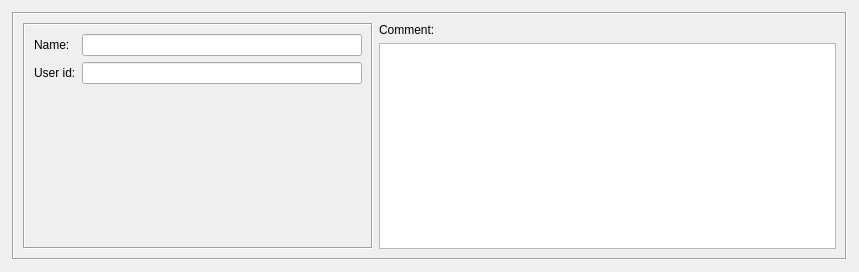
Before: the Qt Designer form src/libgui/userdialog_q.ui in fwbuilder/fwbuilder, drawn with Qt 5.
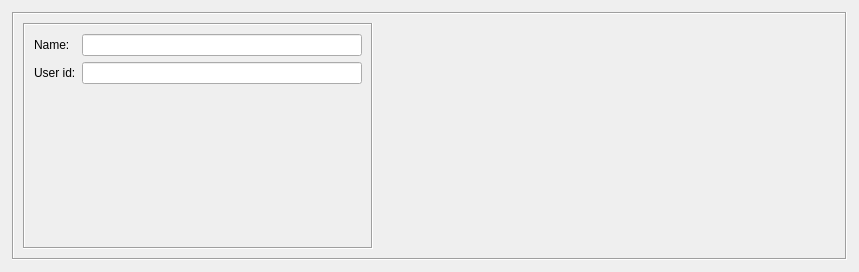
After: the same form once the commit is applied. Custom widgets are drawn as their Qt base class.

Commit message:
Manually merged keyword management/filtering code from fortress. All dialogs modified to include custom keyword/comment widget.
Also added first cut at 'dynamic group' implementation.

Patch:
```diff
--- a/src/libgui/userdialog_q.ui
+++ b/src/libgui/userdialog_q.ui
@@ -132,38 +132,13 @@
         </layout>
        </widget>
       </item>
-      <item row="0" column="1" >
-       <widget class="QLabel" name="textLabel2" >
-        <property name="sizePolicy" >
-         <sizepolicy vsizetype="Fixed" hsizetype="Preferred" >
+      <item row="0" column="1">
+       <widget class="CommentKeywords" name="commentKeywords" native="true">
+        <property name="sizePolicy">
+         <sizepolicy hsizetype="Expanding" vsizetype="Expanding">
           <horstretch>0</horstretch>
           <verstretch>0</verstretch>
          </sizepolicy>
-        </property>
-        <property name="text" >
-         <string>Comment:</string>
-        </property>
-        <property name="wordWrap" >
-         <bool>false</bool>
-        </property>
-       </widget>
-      </item>
-      <item row="1" column="1" >
-       <widget class="TextEditWidget" name="comment" >
-        <property name="sizePolicy" >
-         <sizepolicy vsizetype="Expanding" hsizetype="Expanding" >
-          <horstretch>0</horstretch>
-          <verstretch>0</verstretch>
-         </sizepolicy>
-        </property>
-        <property name="minimumSize" >
-         <size>
-          <width>200</width>
-          <height>0</height>
-         </size>
-        </property>
-        <property name="tabChangesFocus" >
-         <bool>true</bool>
         </property>
        </widget>
       </item>
@@ -174,9 +149,10 @@
  </widget>
  <customwidgets>
   <customwidget>
-   <class>TextEditWidget</class>
-   <extends>QTextEdit</extends>
-   <header>TextEditWidget.h</header>
+   <class>CommentKeywords</class>
+   <extends>QWidget</extends>
+   <header>CommentKeywords.h</header>
+   <container>1</container>
   </customwidget>
  </customwidgets>
  <tabstops>
```
Left out of the diff: 147 changed lines with no effect on the pictures. The commit also changes 87 other files.
